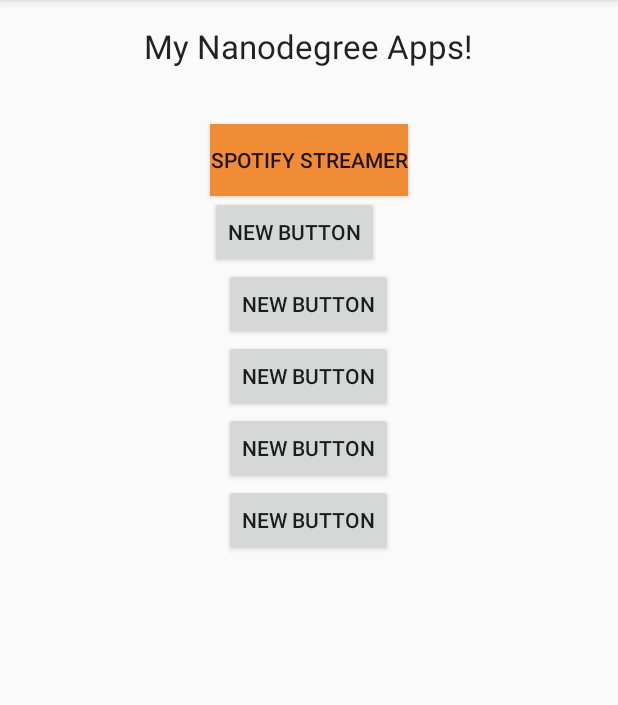
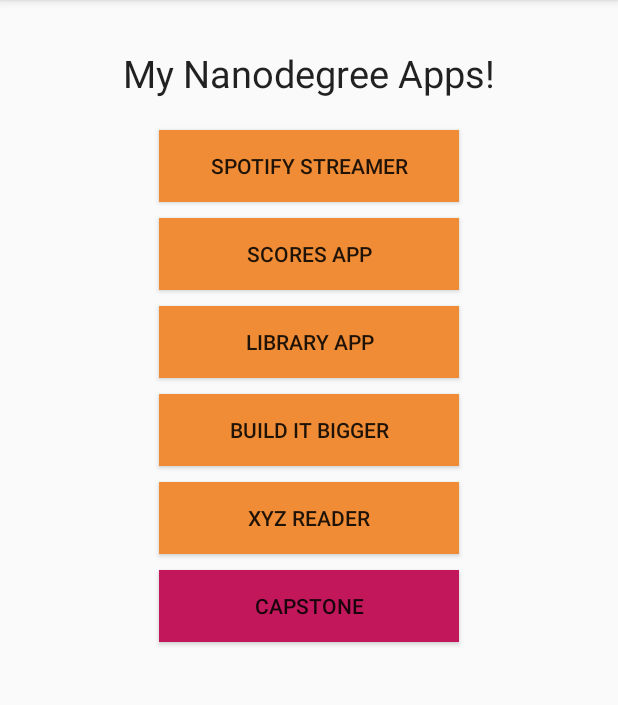
Before and after one commit to SahibSethi/app_portfolio_nanodegree, an Android app: the screen it shows after launch (MainActivity), on a phone screen of 412 x 824 dp, the part 84-789 px from its top. Run offline under Robolectric (Android 15) with nearby library versions, the phone set to English and light mode, and no system bars.

Commit message:
App completed

```diff
--- a/app/src/main/java/ss/forkthecode/appportfolio/MainActivity.java
+++ b/app/src/main/java/ss/forkthecode/appportfolio/MainActivity.java
@@ -4,6 +4,8 @@ import android.support.v7.app.AppCompatActivity;
 import android.os.Bundle;
 import android.view.Menu;
 import android.view.MenuItem;
+import android.view.View;
+import android.widget.Toast;
 
 public class MainActivity extends AppCompatActivity {
 
@@ -20,6 +22,29 @@ public class MainActivity extends AppCompatActivity {
         return true;
     }
 
+    public void onSpotify(View view){
+        Toast.makeText(this, "This button will launch my spotify app", Toast.LENGTH_LONG).show();
+    }
+
+    public void onScores(View view){
+        Toast.makeText(this,"This button will launch my scores app", Toast.LENGTH_LONG).show();
+    }
+
+    public void onLibrary(View view){
+        Toast.makeText(this,"This button will launch my library app", Toast.LENGTH_LONG).show();
+    }
+
+    public void onBuild(View view){
+        Toast.makeText(this,"This button will launch my build app", Toast.LENGTH_LONG).show();
+    }
+
+    public void onReader(View view){
+        Toast.makeText(this,"This button will launch my reader app", Toast.LENGTH_LONG).show();
+    }
+
+    public void onCapstone(View view){
+        Toast.makeText(this,"This button will launch my capstone app", Toast.LENGTH_LONG).show();
+    }
     @Override
     public boolean onOptionsItemSelected(MenuItem item) {
         // Handle action bar item clicks here. The action bar will
--- a/app/src/main/res/layout/activity_main.xml
+++ b/app/src/main/res/layout/activity_main.xml
@@ -11,6 +11,8 @@
         android:layout_height="wrap_content"
         android:textAppearance="?android:attr/textAppearanceLarge"
         android:text="My Nanodegree Apps!"
+        android:layout_margin="15dp"
+        android:textSize="25dp"
         android:id="@+id/textView"
         android:layout_alignParentTop="true"
         android:layout_centerHorizontal="true" />
@@ -19,8 +21,11 @@
         android:layout_width="wrap_content"
         android:layout_height="wrap_content"
         android:text="SPOTIFY STREAMER"
-        android:id="@+id/button"
+        android:id="@+id/button1"
+        android:layout_margin="5dp"
+        android:width="200dp"
         android:background="#F08C35"
+        android:onClick="onSpotify"
         android:layout_below="@+id/textView"
         android:layout_centerHorizontal="true"
         android:layout_marginTop="37dp" />
@@ -28,31 +33,47 @@
     <Button
         android:layout_width="wrap_content"
         android:layout_height="wrap_content"
-        android:text="New Button"
+        android:text="SCORES APP"
+        android:background="#F08C35"
+        android:width="200dp"
+        android:onClick="onScores"
         android:id="@+id/button2"
-        android:layout_below="@+id/button"
-        android:layout_alignStart="@+id/button" />
+        android:layout_margin="5dp"
+        android:layout_below="@+id/button1"
+        android:layout_centerHorizontal="true" />
 
     <Button
         android:layout_width="wrap_content"
         android:layout_height="wrap_content"
-        android:text="New Button"
+        android:text="LIBRARY APP"
+        android:width="200dp"
+        android:onClick="onLibrary"
+        android:background="#F08C35"
         android:id="@+id/button3"
+        android:layout_margin="5dp"
         android:layout_below="@+id/button2"
         android:layout_centerHorizontal="true" />
 
     <Button
         android:layout_width="wrap_content"
         android:layout_height="wrap_content"
-        android:text="New Button"
+        android:text="BUILD IT BIGGER"
+        android:background="#F08C35"
+        android:onClick="onBuild"
+        android:width="200dp"
+        android:layout_margin="5dp"
         android:id="@+id/button4"
         android:layout_below="@+id/button3"
-        android:layout_alignStart="@+id/button3" />
+        android:layout_centerHorizontal="true" />
 
     <Button
         android:layout_width="wrap_content"
         android:layout_height="wrap_content"
-        android:text="New Button"
+        android:text="XYZ READER"
+        android:background="#F08C35"
+        android:onClick="onReader"
+        android:width="200dp"
+        android:layout_margin="5dp"
         android:id="@+id/button5"
         android:layout_below="@+id/button4"
         android:layout_centerHorizontal="true" />
@@ -60,7 +81,11 @@
     <Button
         android:layout_width="wrap_content"
         android:layout_height="wrap_content"
-        android:text="New Button"
+        android:text="Capstone"
+        android:width="200dp"
+        android:onClick="onCapstone"
+        android:layout_margin="5dp"
+        android:background="#C2185B"
         android:id="@+id/button6"
         android:layout_below="@+id/button5"
         android:layout_centerHorizontal="true" />
```
